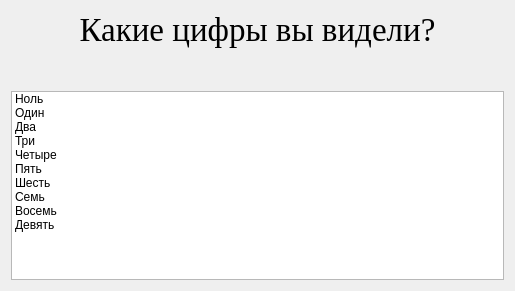
Above: testanswerschooser.ui from alex-eg/HCI_labs before the change. Below: the same form after it.
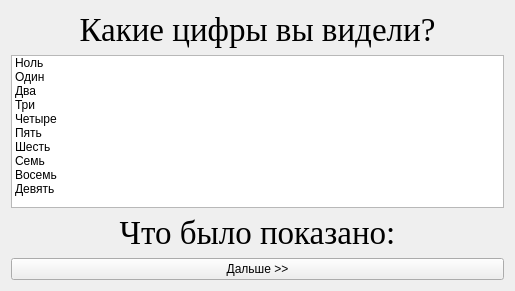
That is the form after the change.

Diff of the .ui file:
```diff
--- a/testanswerschooser.ui
+++ b/testanswerschooser.ui
@@ -141,6 +141,29 @@
      </item>
     </widget>
    </item>
+   <item>
+    <widget class="QLabel" name="subtitle">
+     <property name="font">
+      <font>
+       <family>Times New Roman</family>
+       <pointsize>25</pointsize>
+      </font>
+     </property>
+     <property name="text">
+      <string>Что было показано:</string>
+     </property>
+     <property name="alignment">
+      <set>Qt::AlignCenter</set>
+     </property>
+    </widget>
+   </item>
+   <item>
+    <widget class="QPushButton" name="next">
+     <property name="text">
+      <string>Дальше &gt;&gt;</string>
+     </property>
+    </widget>
+   </item>
   </layout>
  </widget>
  <resources/>
```
Left out of the diff: 2 changed lines with no effect on the pictures.
